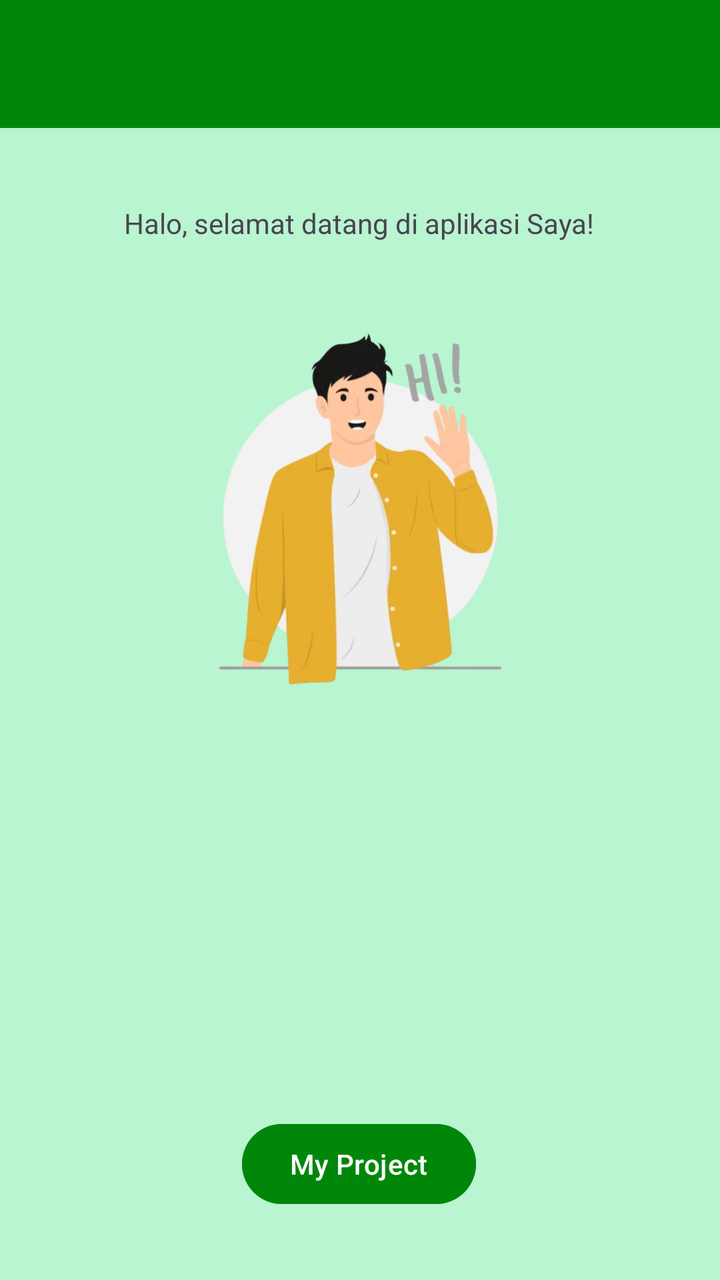
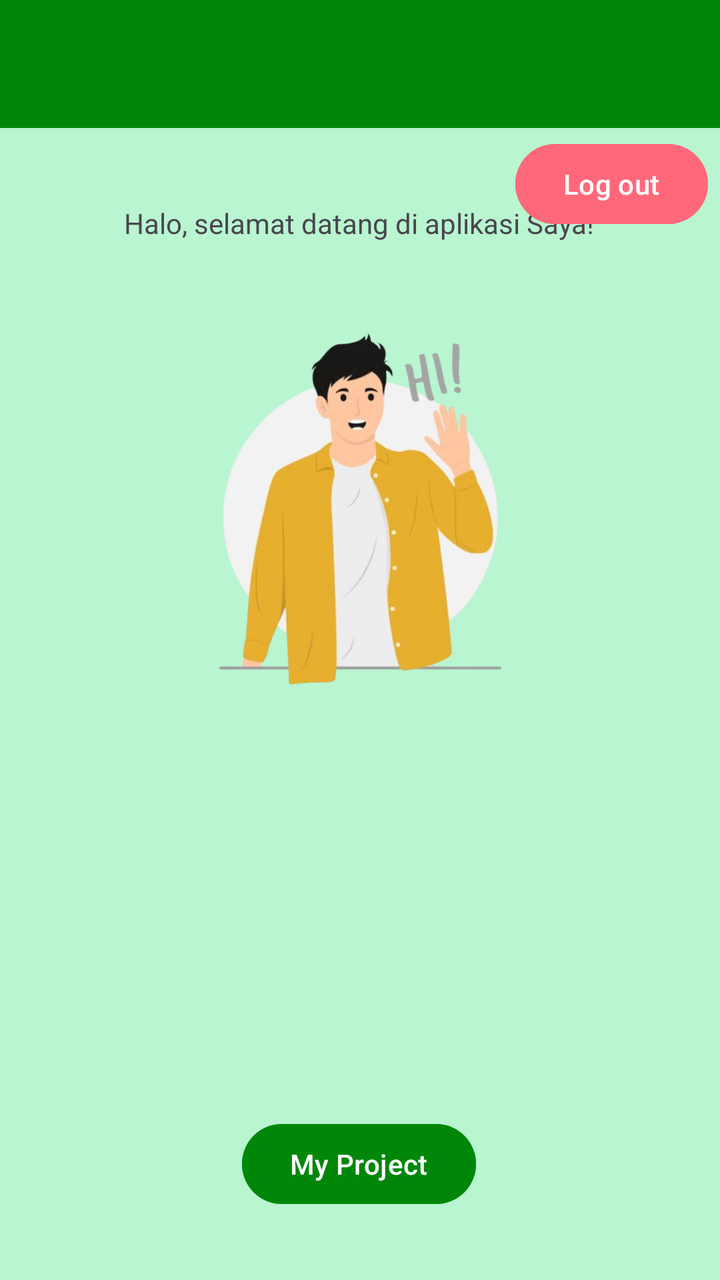

Screens rendered from an Android XML layout before and after an edit, with the pre-edit source and the edit as a unified diff.
<!-- AndroidManifest.xml: application theme Theme.Mrstango -->
<!-- res/layout/activity_main.xml -->
<?xml version="1.0" encoding="utf-8"?>
<androidx.constraintlayout.widget.ConstraintLayout xmlns:android="http://schemas.android.com/apk/res/android"
    xmlns:app="http://schemas.android.com/apk/res-auto"
    xmlns:tools="http://schemas.android.com/tools"
    android:id="@+id/main"
    android:layout_width="match_parent"
    android:layout_height="match_parent"
    android:background="@color/light_green"
    tools:context=".MainActivity">

    <androidx.appcompat.widget.Toolbar
        android:id="@+id/toolbar"
        android:layout_width="match_parent"
        android:layout_height="?attr/actionBarSize"
        android:background="@color/dark_green"
        app:layout_constraintEnd_toEndOf="parent"
        app:layout_constraintStart_toStartOf="parent"
        app:layout_constraintTop_toTopOf="parent"
        app:subtitleTextColor="@android:color/white"
        app:titleTextColor="@android:color/white" />

    <TextView
        android:id="@+id/textView"
        android:layout_width="wrap_content"
        android:layout_height="wrap_content"
        android:text="Halo, selamat datang di aplikasi Saya!"
        app:layout_constraintBottom_toBottomOf="parent"
        app:layout_constraintEnd_toEndOf="parent"
        app:layout_constraintHorizontal_bias="0.497"
        app:layout_constraintStart_toStartOf="parent"
        app:layout_constraintTop_toTopOf="parent"
        app:layout_constraintVertical_bias="0.164" />

    <Button
        android:id="@+id/btnMyProject"
        android:layout_width="wrap_content"
        android:layout_height="wrap_content"
        android:layout_marginTop="208dp"
        android:backgroundTint="#00870A"
        android:text="My Project"
        app:layout_constraintEnd_toEndOf="parent"
        app:layout_constraintHorizontal_bias="0.498"
        app:layout_constraintStart_toStartOf="parent"
        app:layout_constraintTop_toBottomOf="@+id/imageView" />

    <ImageView
        android:id="@+id/imageView"
        android:layout_width="191dp"
        android:layout_height="197dp"
        android:layout_marginTop="32dp"
        app:layout_constraintEnd_toEndOf="parent"
        app:layout_constraintStart_toStartOf="parent"
        app:layout_constraintTop_toBottomOf="@+id/textView"
        app:srcCompat="@drawable/hai" />

    <Button
        android:id="@+id/btnToWebView"
        android:layout_width="wrap_content"
        android:layout_height="wrap_content"
        android:layout_marginTop="32dp"
        android:backgroundTint="@color/blue_100"
        android:text="Buka situs izireps"
        app:layout_constraintEnd_toEndOf="parent"
        app:layout_constraintStart_toStartOf="parent"
        app:layout_constraintTop_toBottomOf="@+id/btnMyProject" />

</androidx.constraintlayout.widget.ConstraintLayout>
<!-- resources referenced by this layout -->
<resources>
  <color name="blue_100">#1093f1
      </color>
  <color name="dark_green">#00870A</color>
  <color name="light_green">#B8F5D0</color>
  <!-- drawable hai: png bitmap (drawable, 138639 bytes) -->
  <style name="Theme.Mrstango" parent="Base.Theme.Mrstango" />
  <style name="Base.Theme.Mrstango" parent="Theme.Material3.DayNight.NoActionBar">
          
          
      </style>
</resources>

<!-- the commit's change to res/layout/activity_main.xml (unified diff, before → after) -->
@@ -64,4 +64,16 @@
         app:layout_constraintStart_toStartOf="parent"
         app:layout_constraintTop_toBottomOf="@+id/btnMyProject" />
 
+    <Button
+        android:id="@+id/btnLogout"
+        android:layout_width="wrap_content"
+        android:layout_height="wrap_content"
+        android:layout_marginTop="4dp"
+        android:backgroundTint="@color/light_red"
+        android:text="Log out"
+        app:layout_constraintEnd_toEndOf="parent"
+        app:layout_constraintHorizontal_bias="0.977"
+        app:layout_constraintStart_toStartOf="parent"
+        app:layout_constraintTop_toBottomOf="@+id/toolbar" />
+
 </androidx.constraintlayout.widget.ConstraintLayout>
<!-- resource entries referenced after the edit -->
@@ -1,9 +1,9 @@
 <!-- resources referenced by this layout -->
 <resources>
-  <color name="blue_100">#1093f1
-      </color>
+  <color name="blue_100">#1093f1</color>
   <color name="dark_green">#00870A</color>
   <color name="light_green">#B8F5D0</color>
+  <color name="light_red">#FF687B</color>
   <!-- drawable hai: png bitmap (drawable, 138639 bytes) -->
   <style name="Theme.Mrstango" parent="Base.Theme.Mrstango" />
   <style name="Base.Theme.Mrstango" parent="Theme.Material3.DayNight.NoActionBar">
